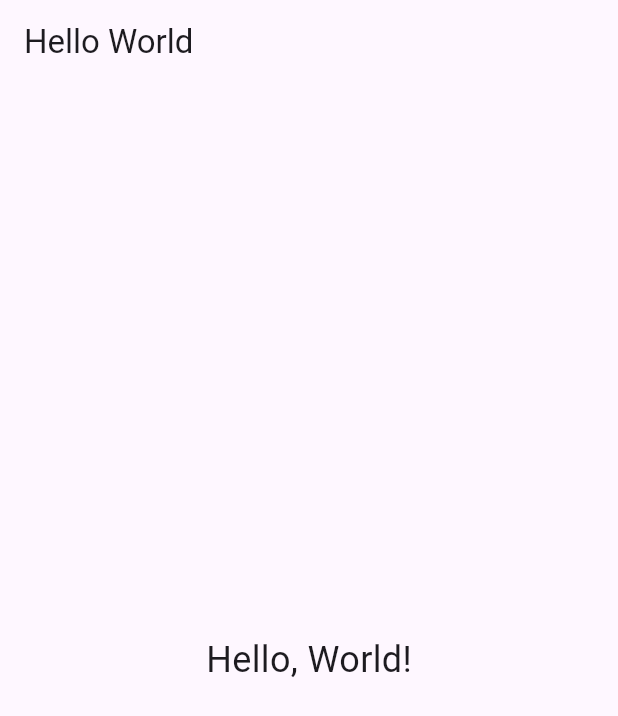
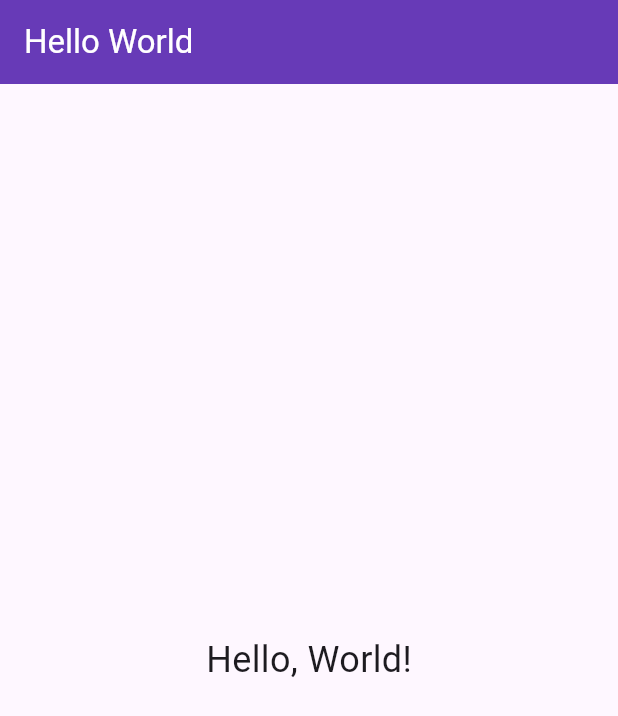
Before and after one commit to Annie-Chigana/demo_flutter_and_github, a Flutter app: the screen it shows after launch, on a phone screen of 412 x 824 dp. Shown: the top 716 px of the screen. Run offline on Flutter 3.47's test engine with Material 3 defaults, Android fonts, the phone set to English and light mode, and no system bars.

Commit message:
changed appBar color

```diff
--- a/lib/main.dart
+++ b/lib/main.dart
@@ -10,7 +10,12 @@ class MyApp extends StatelessWidget {
     return MaterialApp(
       title: 'Hello World',
       home: Scaffold(
-        appBar: AppBar(title: const Text('Hello World')),
+        appBar: AppBar(
+          title: const Text('Hello World'),
+          //change color
+          backgroundColor: Colors.deepPurple,
+          foregroundColor: Colors.white,
+          ),
         body: const Center(
           child: Text('Hello, World!', style: TextStyle(fontSize: 24)),
         ),
```
